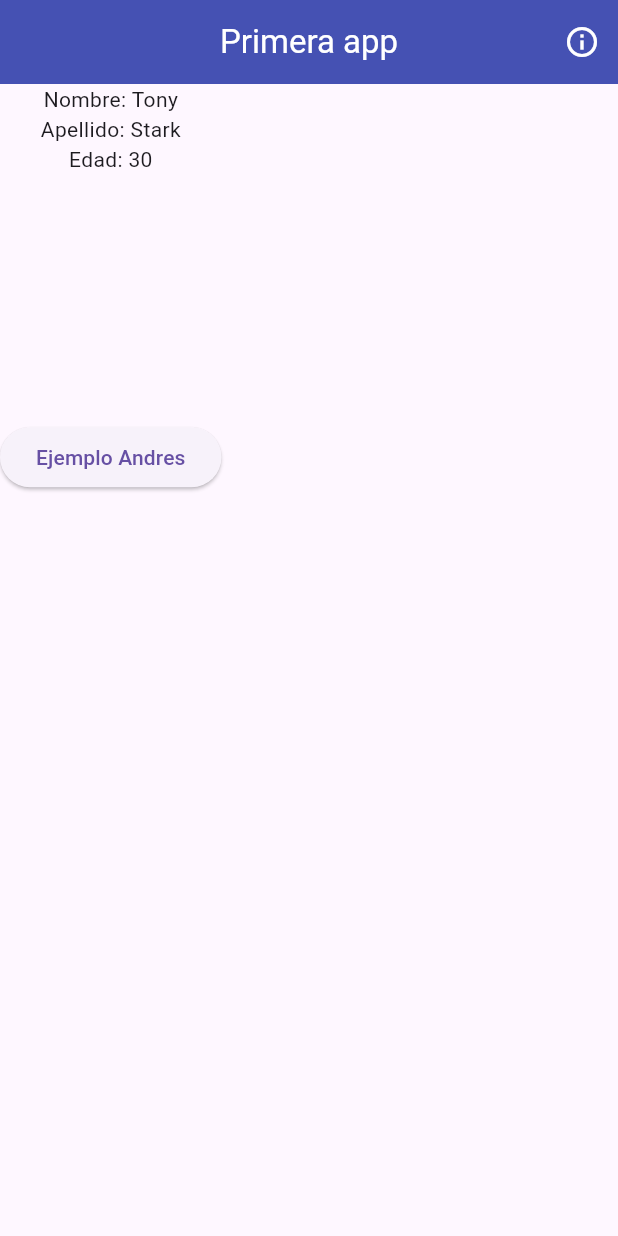
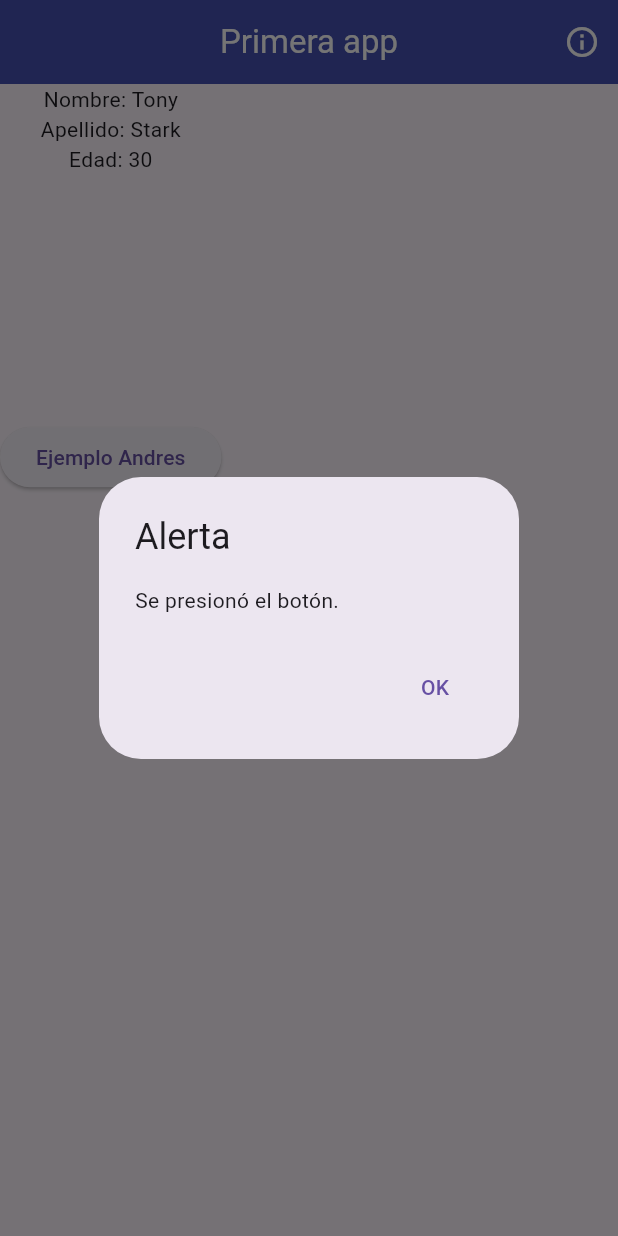
Before and after one commit to ErickGonzalezH/andres_app, a Flutter app: the screen it shows after launch, after a tap on the "info outline" icon, on a phone screen of 412 x 824 dp. Run offline on Flutter 3.47's test engine with Material 3 defaults, Android fonts, the phone set to English and light mode, and no system bars; missing offline and left inert: flutter_custom_cards.

Commit message:
alerta en home

```diff
--- a/lib/screens/home_screen.dart
+++ b/lib/screens/home_screen.dart
@@ -32,6 +32,24 @@ class _HomeScreenState extends State<HomeScreen> {
           IconButton(
             icon: const Icon(Icons.info_outline, color: Colors.white),
             onPressed: () {
+                showDialog(
+                  context: context,
+                  builder: (BuildContext context) {
+                    return AlertDialog(
+                      title: Text('Alerta'),
+                      content: Text('Se presionó el botón.'),
+                      actions: [
+                        TextButton(
+                          onPressed: () {
+                            Navigator.of(context).pop(); // Cierra la alerta
+                          },
+                          child: Text('OK'),
+                        ),
+                      ],
+                    );
+                  },
+                );
+
               // handle the press
               log('Se presiono');
             },
```
